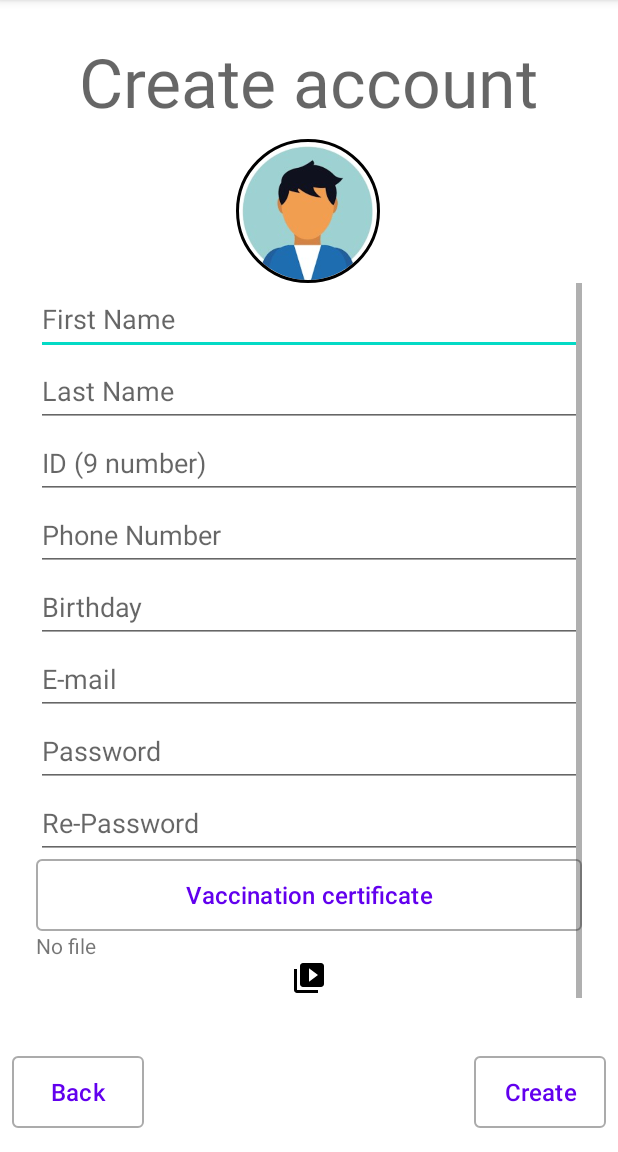
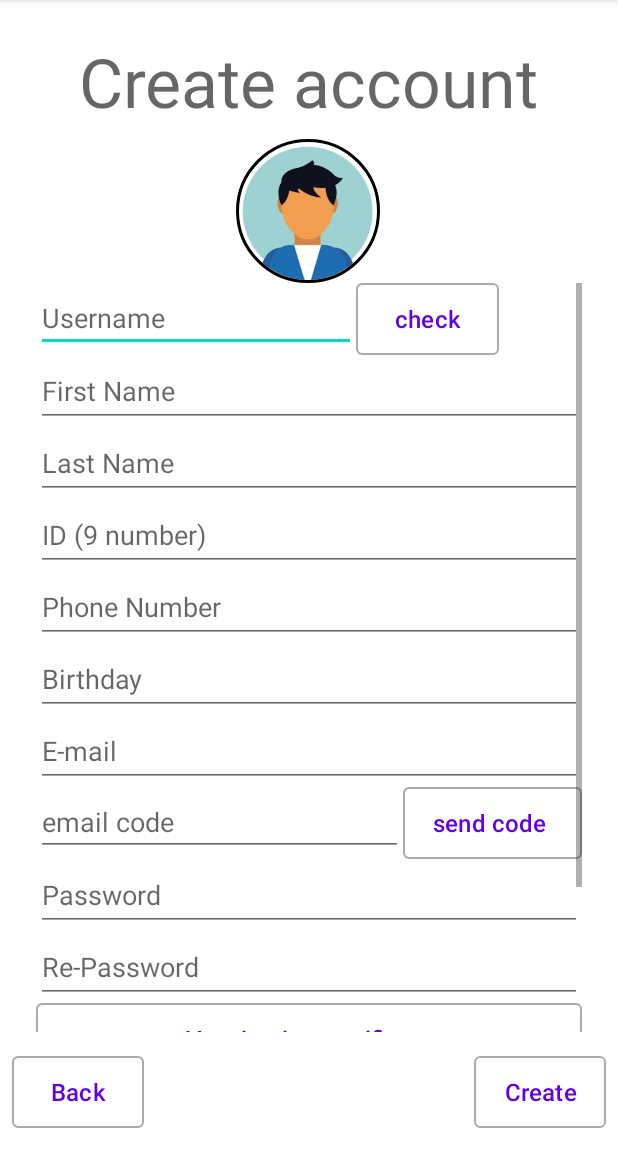
Before and after one commit to abedallaSK/Quick_Entry, an Android app: the Create_Account_Activity screen opened directly, with no data from a screen before it, on a phone screen of 412 x 824 dp, the part 84-1236 px from its top. Run offline under Robolectric (Android 15) with nearby library versions, the phone set to English and light mode, and no system bars; our stand-ins replace CircleImageView, Firebase (no records; nobody signed in at launch, a user with empty details on screens opened directly).

Commit message:
17:51 28/11/2021 abedallaSK

```diff
--- a/app/src/main/res/layout/activity_create_account.xml
+++ b/app/src/main/res/layout/activity_create_account.xml
@@ -17,7 +17,8 @@
         app:layout_constraintEnd_toEndOf="parent"
         app:layout_constraintHorizontal_bias="0.498"
         app:layout_constraintStart_toStartOf="parent"
-        app:layout_constraintTop_toBottomOf="@+id/textView5" />
+        app:layout_constraintTop_toBottomOf="@+id/textView5"
+        android:onClick="AddProfilephotoNormal"/>
 
     <ScrollView
         android:id="@+id/scrollView2"
@@ -35,6 +36,36 @@
             android:layout_width="match_parent"
             android:layout_height="wrap_content"
             android:orientation="vertical">
+
+            <LinearLayout
+                android:layout_width="match_parent"
+                android:layout_height="match_parent"
+                android:orientation="horizontal">
+
+                <EditText
+                    android:id="@+id/username_normal"
+                    android:layout_width="wrap_content"
+                    android:layout_height="wrap_content"
+                    android:ems="10"
+                    android:hint="Username"
+                    android:inputType="textPersonName" />
+
+                <Button
+                    android:id="@+id/button16"
+                    style="@style/Widget.MaterialComponents.TimePicker.Button"
+                    android:layout_width="wrap_content"
+                    android:layout_height="wrap_content"
+                    android:layout_weight="1"
+                    android:onClick="cheekUseName"
+                    android:text="check" />
+
+                <ProgressBar
+                    android:id="@+id/progressBar3"
+                    style="?android:attr/progressBarStyle"
+                    android:layout_width="wrap_content"
+                    android:layout_height="wrap_content"
+                    android:layout_weight="1" />
+            </LinearLayout>
 
             <EditText
                 android:id="@+id/FirstName"
@@ -89,6 +120,29 @@
                 android:hint="E-mail"
                 android:inputType="textPersonName"
                 android:minHeight="48dp" />
+
+            <LinearLayout
+                android:layout_width="match_parent"
+                android:layout_height="match_parent"
+                android:orientation="horizontal">
+
+                <EditText
+                    android:id="@+id/editTextTextPersonName"
+                    android:layout_width="wrap_content"
+                    android:layout_height="wrap_content"
+                    android:layout_weight="1"
+                    android:ems="10"
+                    android:hint="email code"
+                    android:inputType="textPersonName" />
+
+                <Button
+                    android:id="@+id/button15"
+                    style="@style/Widget.MaterialComponents.TimePicker.Button"
+                    android:layout_width="wrap_content"
+                    android:layout_height="wrap_content"
+                    android:layout_weight="1"
+                    android:text="send code " />
+            </LinearLayout>
 
             <EditText
                 android:id="@+id/Password"
```
Also changed, not shown: app/src/main/java/com/example/startapplication/Create_Account_Activity.java (+70 -14 lines).
